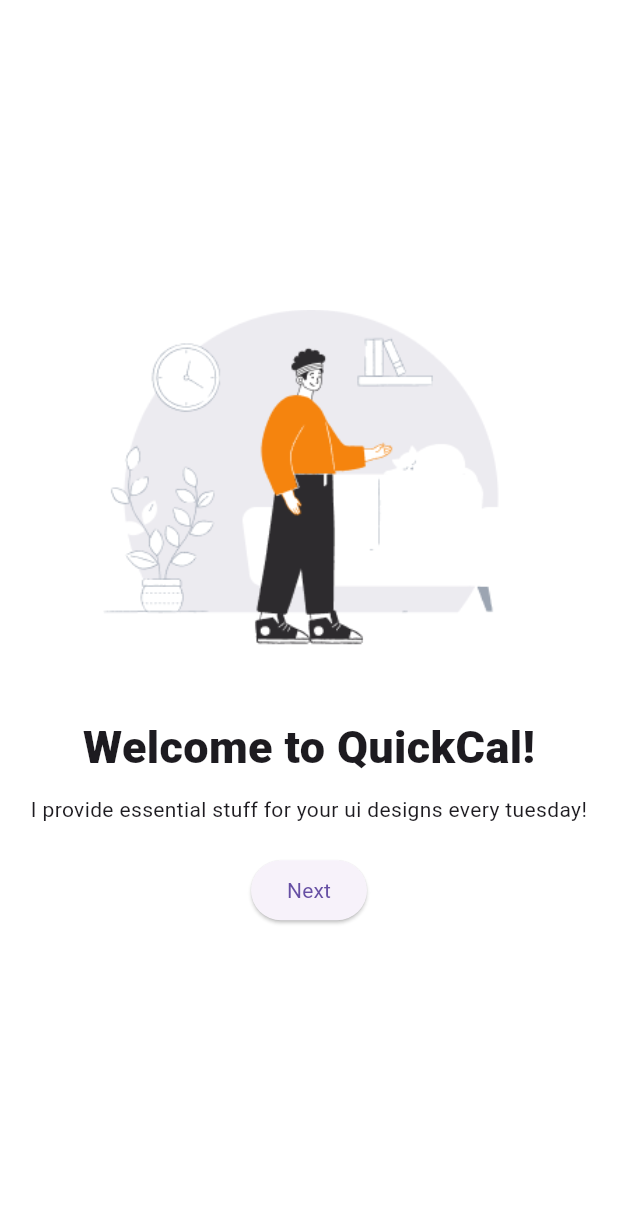
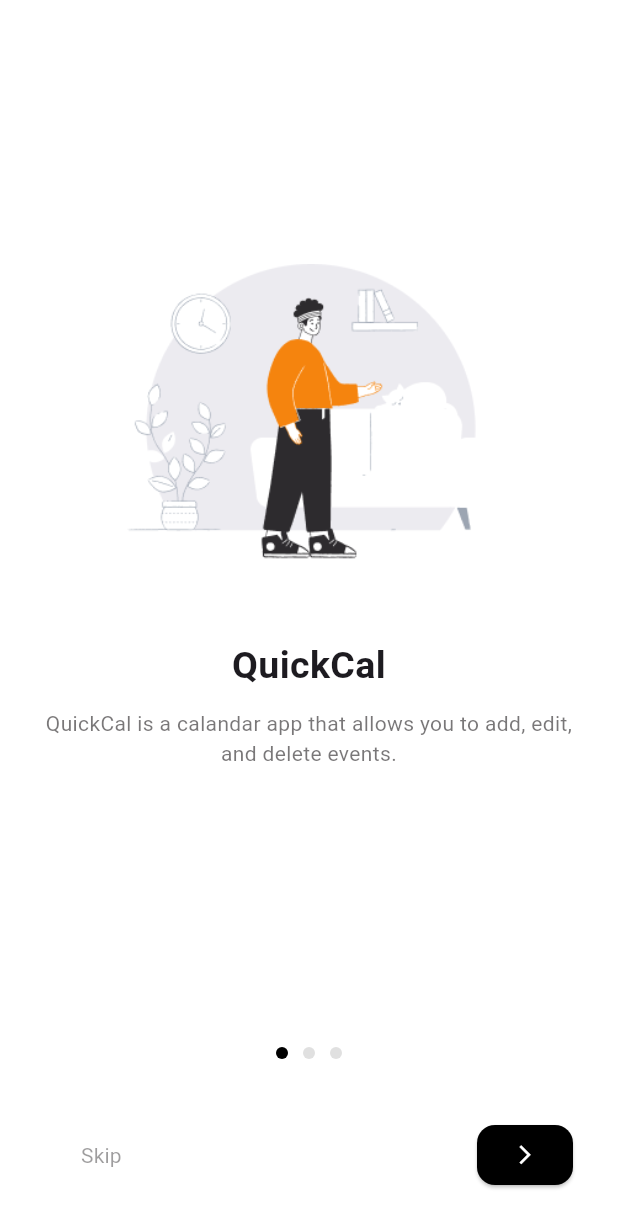
Before and after one commit to joharkhan99/quickcal, a Flutter app: the screen it shows after launch, on a phone screen of 412 x 824 dp. Shown: the top 1228 px of the screen. Run offline on Flutter 3.47's test engine with Material 3 defaults, Android fonts, the phone set to English and light mode, and no system bars.

Commit message:
Refactor slide page and add page navigation

```diff
--- a/lib/components/slide.dart
+++ b/lib/components/slide.dart
@@ -5,6 +5,6 @@
 
   @override
   Widget build(BuildContext context) {
-    return Container();
+    return Scaffold();
   }
 }
--- a/lib/main.dart
+++ b/lib/main.dart
@@ -1,4 +1,5 @@
 import 'package:flutter/material.dart';
+import 'package:quickcal/components/slide.dart';
 import 'package:quickcal/pages/welcome_page.dart';
 
 void main() {
--- a/lib/pages/welcome_page.dart
+++ b/lib/pages/welcome_page.dart
@@ -29,45 +29,157 @@
       'imageUrl': 'lib/assets/slides/s3.png',
     },
   ];
+  int currentPage = 0;
+  final PageController _controller = PageController(initialPage: 0);
+  // function to change the page
 
   @override
   Widget build(BuildContext context) {
     return Scaffold(
       backgroundColor: Colors.white,
-      body: Center(
+      body: Padding(
+        padding: const EdgeInsets.all(10.0),
+        child: Column(
+          children: [
+            Expanded(
+              child: PageView.builder(
+                physics: const NeverScrollableScrollPhysics(),
+                controller: _controller,
+                itemCount: slides.length,
+                pageSnapping: true,
+                onPageChanged: (page) {
+                  setState(() {
+                    currentPage = page;
+                  });
+                },
+                itemBuilder: (context, pagePosition) {
+                  return Container(
+                    margin: EdgeInsets.all(10),
                     child: Column(
                       mainAxisAlignment: MainAxisAlignment.center,
                       children: [
                         Image.asset(
                           slides[0]['imageUrl'],
-              width: double.infinity,
-              height: 250.0,
+                          height: 220.0,
                           fit: BoxFit.contain,
+                          alignment: Alignment.center,
                         ),
-            const SizedBox(height: 20.0),
-            const Text(
-              'Welcome to QuickCal!',
+                        const SizedBox(height: 30.0),
+                        Text(
+                          slides[0]['title'],
                           style: TextStyle(
                             fontFamily: 'Roboto',
-                fontSize: 30.0,
-                fontWeight: FontWeight.w900,
+                            fontSize: 25.0,
+                            fontWeight: FontWeight.bold,
                           ),
+                          textAlign: TextAlign.center,
                         ),
                         const SizedBox(height: 10.0),
                         Text(
-              'I provide essential stuff for your ui designs every tuesday!',
+                          slides[0]['description'],
                           style: TextStyle(
                             fontSize: 14,
-                fontWeight: FontWeight.normal,
+                            color: Color.fromARGB(164, 46, 43, 45),
                           ),
                           textAlign: TextAlign.center,
                         ),
-            const SizedBox(height: 20.0),
+                      ],
+                    ),
+                  );
+                },
+              ),
+            ),
+            Container(
+              padding: EdgeInsets.all(20),
+              child: Column(
+                children: [
+                  // bottom part
+                  Row(
+                    mainAxisAlignment: MainAxisAlignment.center,
+                    children: [
+                      Container(
+                        width: 8,
+                        height: 8,
+                        margin: const EdgeInsets.symmetric(horizontal: 5.0),
+                        decoration: BoxDecoration(
+                          color: currentPage == 0
+                              ? Colors.black
+                              : Colors.grey[300],
+                          borderRadius: BorderRadius.circular(5.0),
+                        ),
+                      ),
+                      Container(
+                        width: 8,
+                        height: 8,
+                        margin: const EdgeInsets.symmetric(horizontal: 5.0),
+                        decoration: BoxDecoration(
+                          color: currentPage == 1
+                              ? Colors.black
+                              : Colors.grey[300],
+                          borderRadius: BorderRadius.circular(5.0),
+                        ),
+                      ),
+                      Container(
+                        width: 8,
+                        height: 8,
+                        margin: const EdgeInsets.symmetric(horizontal: 5.0),
+                        decoration: BoxDecoration(
+                          color: currentPage == 2
+                              ? Colors.black
+                              : Colors.grey[300],
+                          borderRadius: BorderRadius.circular(5.0),
+                        ),
+                      ),
+                    ],
+                  ),
+                  //
+                  const SizedBox(height: 40.0),
+
+                  Row(
+                    mainAxisAlignment: MainAxisAlignment.spaceBetween,
+                    children: [
                       ElevatedButton(
+                        style: ElevatedButton.styleFrom(
+                          backgroundColor: Colors.white,
+                          elevation: 0,
+                          shape: RoundedRectangleBorder(
+                            borderRadius: BorderRadius.circular(12.0),
+                          ),
+                        ),
                         onPressed: () {},
                         child: const Text(
-                'Next',
-                style: TextStyle(fontWeight: FontWeight.normal),
+                          'Skip',
+                          style: TextStyle(
+                            fontSize: 14,
+                            color: Color.fromARGB(118, 46, 43, 45),
+                            fontWeight: FontWeight.normal,
+                          ),
+                        ),
+                      ),
+                      ElevatedButton(
+                        style: ElevatedButton.styleFrom(
+                          backgroundColor: Colors.black,
+                          shape: RoundedRectangleBorder(
+                            borderRadius: BorderRadius.circular(12.0),
+                          ),
+                        ),
+                        onPressed: () => {
+                          if (currentPage < slides.length - 1)
+                            {
+                              _controller.animateToPage(currentPage + 1,
+                                  duration: Duration(milliseconds: 500),
+                                  curve: Curves.easeInOut),
+                            }
+                        },
+                        child: const Icon(
+                          Icons.arrow_forward_ios,
+                          color: Colors.white,
+                          size: 15,
+                        ),
+                      ),
+                    ],
+                  ),
+                ],
               ),
             ),
           ],
```
Lines whose indentation alone changed are shown as unchanged.
